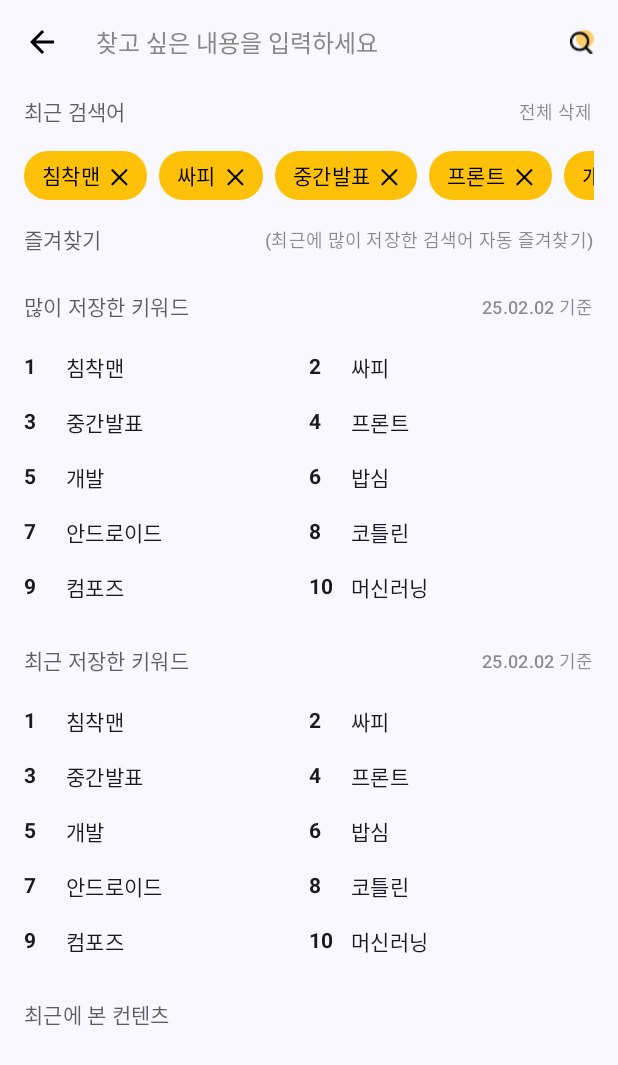
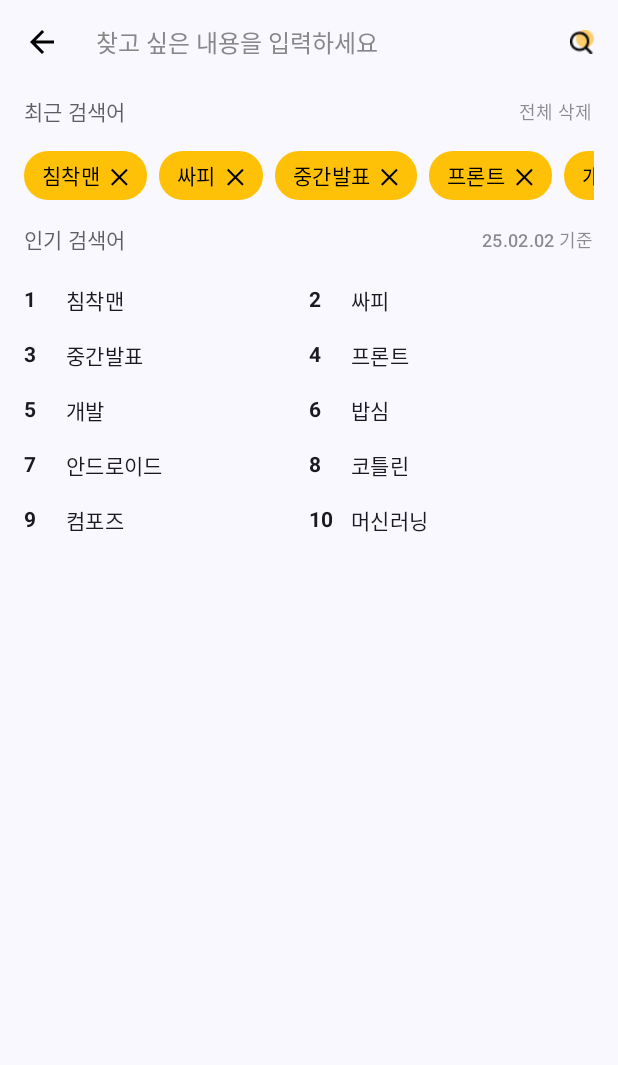
Before and after one commit to Gangto326/MODA, an Android app built with Jetpack Compose: the screen it shows after launch (MainActivity), after a tap on "찾고 싶은 내용을 입력하세요", on a phone screen of 412 x 824 dp. Shown: the top 1065 px of the screen. Run offline under Robolectric (Android 15) with nearby library versions, the phone set to English and light mode, and no system bars; our stand-ins replace accompanist; libraries missing offline, so code that uses them is left out: com.google.accompanist.navigation.

Commit message:
:sparkles: Feat. 검색 자동완성 Api 연결

```diff
--- a/moda/app/build.gradle.kts
+++ b/moda/app/build.gradle.kts
@@ -78,9 +78,12 @@ dependencies {
     // Lifecycle 관련 의존성
     implementation("androidx.lifecycle:lifecycle-runtime-ktx:2.7.0")
     implementation("androidx.lifecycle:lifecycle-common-java8:2.7.0")
-    implementation("androidx.lifecycle:lifecycle-service:2.7.0")  // Service용 Lifecycle
+    implementation("androidx.lifecycle:lifecycle-service:2.7.0")//service용 Life cycle
     implementation("androidx.lifecycle:lifecycle-viewmodel-compose:2.7.0")
+    implementation("androidx.lifecycle:lifecycle-viewmodel-savedstate:2.7.0")
 
+    // 🔴 중복되던 부분 정리 (버전 통일)
+    implementation("androidx.lifecycle:lifecycle-viewmodel-ktx:2.7.0")  // ✅ 통일 완료
     // Compose 관련 의존성 추가 (혹시 없다면)
     implementation("androidx.compose.runtime:runtime:1.5.4")
     implementation("androidx.compose.ui:ui:1.5.4")
--- a/moda/app/src/main/java/com/example/modapjt/data/api/RetrofitInstance.kt
+++ b/moda/app/src/main/java/com/example/modapjt/data/api/RetrofitInstance.kt
@@ -23,6 +23,14 @@ object RetrofitInstance {
             .build()
             .create(CardApiService::class.java)
     }
+
+    val apiService: SearchApiService by lazy {
+        Retrofit.Builder()
+            .baseUrl(BASE_URL)
+            .addConverterFactory(GsonConverterFactory.create())
+            .build()
+            .create(SearchApiService::class.java)
+    }
 }
 
 
--- /dev/null
+++ b/moda/app/src/main/java/com/example/modapjt/data/api/SearchApiService.kt
@@ -0,0 +1,9 @@
+package com.example.modapjt.data.api
+
+import retrofit2.http.GET
+import retrofit2.http.Path
+
+interface SearchApiService {
+    @GET("api/search/auto/{query}")
+    suspend fun getAutoCompleteKeywords(@Path("query") query: String): List<String>
+}
--- /dev/null
+++ b/moda/app/src/main/java/com/example/modapjt/domain/viewmodel/SearchViewModel.kt
@@ -0,0 +1,26 @@
+package com.example.modapjt.domain.viewmodel
+
+import android.util.Log
+import androidx.lifecycle.ViewModel
+import androidx.lifecycle.viewModelScope
+import com.example.modapjt.data.api.RetrofitInstance
+import com.example.modapjt.data.repository.SearchRepository
+import kotlinx.coroutines.flow.MutableStateFlow
+import kotlinx.coroutines.flow.StateFlow
+import kotlinx.coroutines.launch
+
+class SearchViewModel : ViewModel() {
+
+    private val repository = SearchRepository(RetrofitInstance.apiService)
+
+    private val _searchResults = MutableStateFlow<List<String>>(emptyList())
+    val searchResults: StateFlow<List<String>> get() = _searchResults
+
+    fun fetchAutoCompleteKeywords(query: String) {
+        viewModelScope.launch {
+            _searchResults.value = repository.getAutoCompleteKeywords(query)
+            Log.d("API_CALL", "API 호출: query=$query")
+        }
+    }
+
+}
--- a/moda/app/src/main/java/com/example/modapjt/screen2/search/newSearchScreen.kt
+++ b/moda/app/src/main/java/com/example/modapjt/screen2/search/newSearchScreen.kt
@@ -7,24 +7,35 @@ import androidx.compose.material3.*
 import androidx.compose.runtime.*
 import androidx.compose.ui.Modifier
 import androidx.compose.ui.unit.dp
+import androidx.lifecycle.viewmodel.compose.viewModel
 import androidx.navigation.NavController
-import com.example.modapjt.components.search.*
+import com.example.modapjt.components.search.KeywordRankList
+import com.example.modapjt.components.search.SearchKeywordList
+import com.example.modapjt.components.search.SearchScreenBar
+import com.example.modapjt.components.search.SearchSubtitle
+import com.example.modapjt.domain.viewmodel.SearchViewModel
+import android.util.Log
 
-@OptIn(ExperimentalMaterial3Api::class)
 @Composable
 fun NewSearchScreen(
-    navController: NavController
+    navController: NavController,
+    searchViewModel: SearchViewModel = viewModel()
 ) {
     var searchQuery by remember { mutableStateOf("") }
     var isSearchActive by remember { mutableStateOf(false) }
-    val lastUpdatedDate = "25.02.02 기준"
+
+    val searchResults by searchViewModel.searchResults.collectAsState()
 
     Scaffold(
         topBar = {
             SearchScreenBar(
                 navController = navController,
                 isSearchActive = isSearchActive,
-                onSearchValueChange = { searchQuery = it },
+                onSearchValueChange = {
+                    searchQuery = it
+                    Log.d("SearchScreen", "입력된 검색어: $it") // 🔹 검색어 입력 로그
+                    searchViewModel.fetchAutoCompleteKeywords(it)
+                },
                 onFocusChanged = { isSearchActive = it },
                 onBackPressed = {
                     if (isSearchActive) {
@@ -37,56 +48,53 @@ fun NewSearchScreen(
             )
         }
     ) { paddingValues ->
-        LazyColumn( // 🔽 스크롤 가능하도록 변경
+        LazyColumn(
             modifier = Modifier
                 .fillMaxSize()
                 .padding(paddingValues),
-            verticalArrangement = Arrangement.spacedBy(8.dp) // 🔽 위아래 간격 추가
+            verticalArrangement = Arrangement.spacedBy(8.dp)
         ) {
             if (!isSearchActive) {
-                item {
-                    SearchSubtitle(
-                        title = "최근 검색어",
-                        date = "전체 삭제",
-                        isDeletable = true
-                    ) {
-                        println("최근 검색어 삭제됨!")
-                    }
-                }
-
-                item { SearchKeywordList() } // 🔽 가로 스크롤 키워드 리스트 추가
-
-                item { SearchSubtitle(title = "즐겨찾기", date = "(최근에 많이 저장한 검색어 자동 즐겨찾기)") }
-                item { SearchSubtitle(title = "많이 저장한 키워드", date = lastUpdatedDate) }
-                item { KeywordRankList() } // 🔽 많이 저장한 키워드 리스트 추가
-
-                item { SearchSubtitle(title = "최근 저장한 키워드", date = lastUpdatedDate) }
-                item { KeywordRankList() } // 🔽 최근 저장한 키워드 리스트 추가
-                item {SearchSubtitle(title = "최근에 본 컨텐츠", date = "")}
-
+                item { SearchSubtitle(title = "최근 검색어", date = "전체 삭제", isDeletable = true) }
+                item { SearchKeywordList() }
+                item { SearchSubtitle(title = "인기 검색어", date = "25.02.02 기준") }
+                item { KeywordRankList() }
             } else {
-                item { SearchSuggestions(searchQuery) }
+                Log.d("SearchScreen", "자동완성 검색어 개수: ${searchResults.size}") // 🔹 검색 결과 개수 로그
+                item { SearchSuggestions(searchResults) }
             }
         }
     }
 }
 
-
-
-
-
-// 🔽 연관 검색어 UI (현재는 더미 데이터)
 @Composable
-fun SearchSuggestions(query: String) {
+fun SearchSuggestions(suggestions: List<String>) {
     Column(
         modifier = Modifier
             .fillMaxSize()
             .padding(16.dp)
     ) {
-        Text(text = "'$query'와 관련된 검색어", style = MaterialTheme.typography.titleMedium)
+        Text(text = "자동완성 검색어", style = MaterialTheme.typography.titleMedium)
         Spacer(modifier = Modifier.height(8.dp))
-        repeat(5) { index ->
-            Text(text = "$query 관련 검색어 $index", style = MaterialTheme.typography.bodyMedium)
+
+        Box(
+            modifier = Modifier
+                .fillMaxWidth()
+                .weight(1f)
+        ) {
+            LazyColumn(
+                modifier = Modifier.fillMaxWidth(),
+                verticalArrangement = Arrangement.spacedBy(4.dp)
+            ) {
+                items(suggestions.take(10)) { suggestion ->
+                    Log.d("SearchSuggestions", "자동완성 검색어 아이템: $suggestion") // 🔹 검색어 리스트 로그
+                    Text(
+                        text = suggestion,
+                        style = MaterialTheme.typography.bodyMedium,
+                        modifier = Modifier.fillMaxWidth()
+                    )
+                }
+            }
         }
     }
 }
```
Also changed, not shown: moda/app/src/main/java/com/example/modapjt/data/repository/SearchRepository.kt (added, +19 -0 lines).
